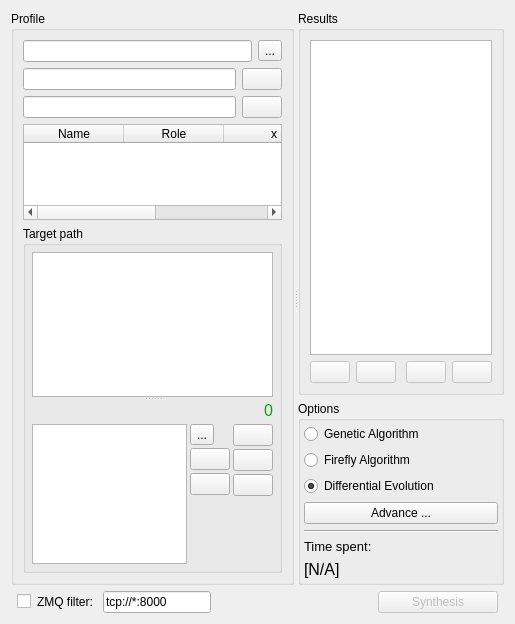
KmolYuan/Pyslvs-UI, file core/synthesis/DimensionalSynthesis/Algorithm.ui: the form before one commit.
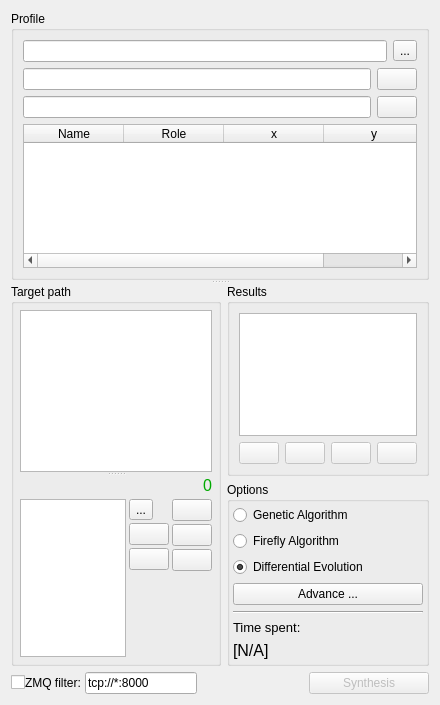
The form after the commit. Icons and pictures are not drawn.

What changed in the file:
```diff
--- a/core/synthesis/DimensionalSynthesis/Algorithm.ui
+++ b/core/synthesis/DimensionalSynthesis/Algorithm.ui
@@ -6,8 +6,8 @@
    <rect>
     <x>0</x>
     <y>0</y>
-    <width>515</width>
-    <height>624</height>
+    <width>440</width>
+    <height>705</height>
    </rect>
   </property>
   <property name="windowIcon">
@@ -18,7 +18,7 @@
    <item>
     <widget class="QSplitter" name="splitter_2">
      <property name="orientation">
-      <enum>Qt::Horizontal</enum>
+      <enum>Qt::Vertical</enum>
      </property>
      <widget class="QGroupBox" name="groupBox_2">
       <property name="title">
@@ -116,6 +116,10 @@
          </column>
         </widget>
        </item>
+      </layout>
+     </widget>
+     <widget class="QWidget" name="">
+      <layout class="QHBoxLayout" name="horizontalLayout">
        <item>
         <widget class="QGroupBox" name="groupBox">
          <property name="title">
@@ -324,9 +328,7 @@
          </layout>
         </widget>
        </item>
-      </layout>
-     </widget>
-     <widget class="QWidget" name="">
+       <item>
       <layout class="QVBoxLayout" name="verticalLayout_5">
        <item>
         <widget class="QGroupBox" name="verticalGroupBox">
@@ -508,6 +510,8 @@
         </widget>
        </item>
       </layout>
+       </item>
+      </layout>
      </widget>
     </widget>
    </item>
@@ -517,23 +521,6 @@
       <number>0</number>
      </property>
      <item>
-      <widget class="QWidget" name="timePanel" native="true">
-       <layout class="QHBoxLayout" name="timePanelLayout">
-        <property name="leftMargin">
-         <number>6</number>
-        </property>
-        <property name="topMargin">
-         <number>0</number>
-        </property>
-        <property name="rightMargin">
-         <number>6</number>
-        </property>
-        <property name="bottomMargin">
-         <number>0</number>
-        </property>
-        <item>
-         <layout class="QHBoxLayout" name="horizontalLayout_9">
-          <item>
            <widget class="QCheckBox" name="has_zmq"/>
           </item>
           <item>
@@ -553,8 +540,6 @@
             </property>
            </widget>
           </item>
-         </layout>
-        </item>
         <item>
          <spacer name="horizontalSpacer_6">
           <property name="orientation">
@@ -592,9 +577,6 @@
           <property name="autoDefault">
            <bool>true</bool>
           </property>
-         </widget>
-        </item>
-       </layout>
       </widget>
      </item>
     </layout>
```
Lines whose indentation alone changed are shown as unchanged.
